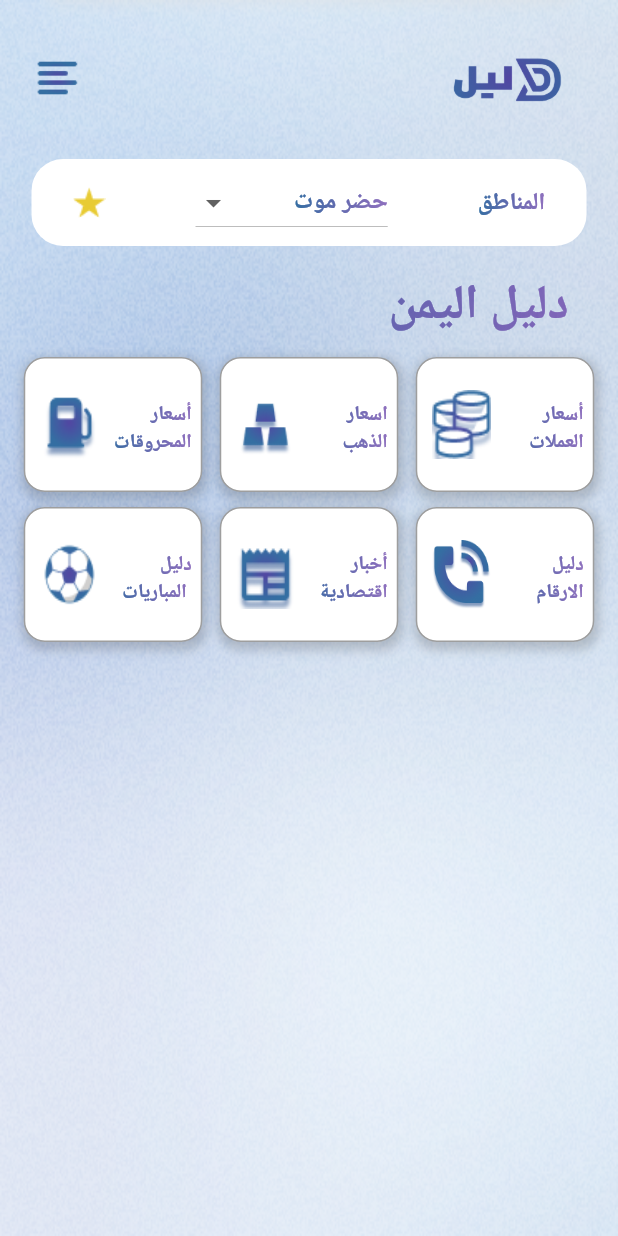
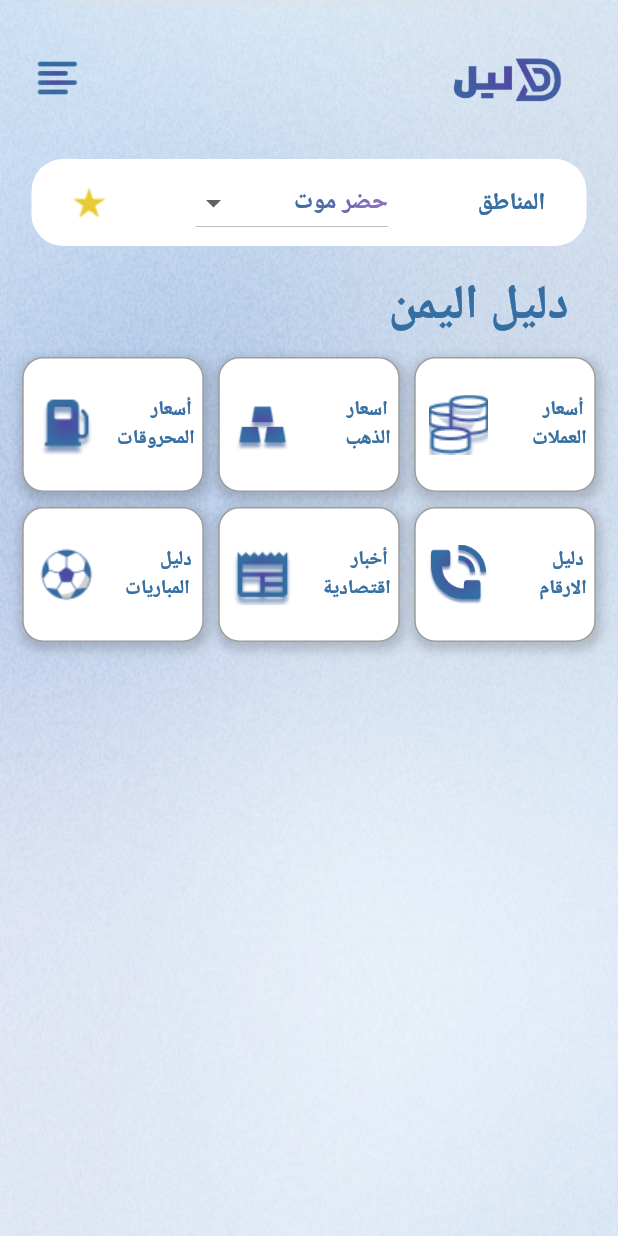
Before and after one commit to youssef999/Dlel_yamn, a Flutter app: the HomeView screen opened by its route, on a phone screen of 412 x 824 dp. Run offline on Flutter 3.47's test engine with Material 3 defaults, Android fonts, the phone set to English and light mode, and no system bars; our stand-ins replace awesome_notifications, bot_toast, cloud_firestore, firebase_auth, firebase_core, firebase_messaging and 12 more; accounts and stored records are empty; Roboto replaces fonts that are missing (Cairo); project files that could hold a hidden picture were left out.

Commit message:
app updates

```diff
--- a/lib/core/resources/app_styles.dart
+++ b/lib/core/resources/app_styles.dart
@@ -107,9 +107,9 @@ abstract class Styles {
 
   GoogleFonts.cairo(
     textStyle: TextStyle(
-      fontSize: 18,
+      fontSize: 14,
       color:kTextHelperDarkColor,
-      fontWeight: FontWeight.w800,
+      fontWeight: FontWeight.w600,
     ),
   );
 
@@ -125,8 +125,6 @@ abstract class Styles {
       fontWeight: FontWeight.w700,
     ),
   );
-
-
 }
 
 const TextStyle textStyle = TextStyle();
--- a/lib/core/widgets/custom_drawer.dart
+++ b/lib/core/widgets/custom_drawer.dart
@@ -41,24 +41,24 @@ import '../../features/notifications/noti_view.dart';
 
 
  ListView(children: [
-        const SizedBox(height: 1,),
+        const SizedBox(height: 5,),
 
         Padding(
           padding: const EdgeInsets.all(2.0),
           child: Container(
             decoration: BoxDecoration(
              borderRadius:BorderRadius.circular(13),
-              color:  const Color(0xffC7E1EE).withOpacity(0.1),
+              color:  Colors.black12.withOpacity(0.4),
             ),
             child: Image.asset(logo,fit:BoxFit.cover,
-            height: 165,
+            height: 133,
             ),
           ),
         ),
 
 
       //  Divider(color:Colors.grey[100],),
-        const SizedBox(height: 12,),
+        const SizedBox(height: 22,),
 
         DrawerItemWidget(image: homeDrawer, txt: 'الرئيسية',),
         const SizedBox(height: 20,),
--- a/lib/features/auth/controllers/auth_controller.dart
+++ b/lib/features/auth/controllers/auth_controller.dart
@@ -683,7 +683,7 @@ class AuthController extends GetxController {
         }
       }
     } else {
-      CustomLoading.cancelLoading();
+     // CustomLoading.cancelLoading();
       if (emailController.text.contains('@') == false) {
         appMessage(text: 'wrongMail'.tr, fail: false);
       }
--- a/lib/features/convert_money/convert_money_view.dart
+++ b/lib/features/convert_money/convert_money_view.dart
@@ -69,9 +69,11 @@ class _ConvertMoneyState extends State<ConvertMoney> {
                         builder: (logic) {
                           return Column(children: [
                             const SizedBox(height: 21,),
-                            Row(children: [
+                            Row(
+                              children: [
                               Column(children: [
-                                Text("العملة المراد تحويلها", style: Styles.darkTextStyle,),
+                                Text("العملة المراد تحويلها",
+                                  style: Styles.darkTextStyle,),
                                 const SizedBox(height: 5,),
                                 Container(
                                   decoration: BoxDecoration(
--- a/lib/features/home/views/home_view.dart
+++ b/lib/features/home/views/home_view.dart
@@ -110,7 +110,7 @@ class _HomeViewState extends State<HomeView> {
                                 ),
                                 gradient: LinearGradient(
                                   colors: [ kBallColor
-                                    ,  kBallColor2],
+                                    ,  kBallColor],
                                 ),
                                 // style: TextStyle(fontSize: 40),
                               ),
@@ -237,7 +237,7 @@ class _HomeViewState extends State<HomeView> {
                           style: Styles.primaryTextStyleLarge,
                           gradient: LinearGradient(
                             colors: [ kBallColor
-                              ,  kBallColor2],
+                              ,  kBallColor],
                           ),
                          // style: TextStyle(fontSize: 40),
                         ),
@@ -394,12 +394,12 @@ class AppCardWidget extends StatelessWidget {
           color: newCardColor),
 
       child: Padding(
-        padding: const EdgeInsets.all(6.0),
+        padding: const EdgeInsets.all(5.0),
         child: Row(
           children: [
             Column(
               children: [
-           const   SizedBox(height: 22,),
+           const   SizedBox(height: 20,),
                 SizedBox(
                   width: 57,
                   child:
@@ -413,7 +413,7 @@ class AppCardWidget extends StatelessWidget {
                     ),
                     gradient: LinearGradient(
                       colors: [ kBallColor
-                        ,  kBallColor2],
+                        ,  kBallColor],
                     ),
                     // style: TextStyle(fontSize: 40),
                   ),
@@ -421,7 +421,7 @@ class AppCardWidget extends StatelessWidget {
 
                 ),
                   SizedBox(
-                  width: 57,
+                  width: 61,
                   child: GradientText(
                     txt2,
                     style: const TextStyle(
@@ -431,7 +431,7 @@ class AppCardWidget extends StatelessWidget {
                     ),
                     gradient: LinearGradient(
                       colors: [ kBallColor
-                        ,  kBallColor2],
+                        ,  kBallColor],
                     ),
                     // style: TextStyle(fontSize: 40),
                   ),
@@ -443,9 +443,9 @@ class AppCardWidget extends StatelessWidget {
             ),
             Image.asset(
               image,
-              height: 46,
+              height: 40,
               width: 39,
-              fit: BoxFit.fill,
+              fit: BoxFit.cover,
             ),
              const SizedBox(
               width: 4
--- a/pubspec.yaml
+++ b/pubspec.yaml
@@ -87,7 +87,7 @@ flutter_launcher_icons:
   ios: true
   android: true
   remove_alpha_ios: true
-  image_path: "assets/images/logo.jpeg"
+  image_path: "assets/images/logo.png"
 
 # For information on the generic Dart part of this file, see the
 
```
Also changed, not shown: lib/features/auth/views/login_view.dart (+22 -4 lines), lib/features/data_card_widget/data_card.dart (+12 -12 lines), lib/features/details/details_view.dart (+23 -19 lines), lib/features/football/football_view.dart (+17 -7 lines), assets/images/noServ.jpeg (deleted), 32 other files.
